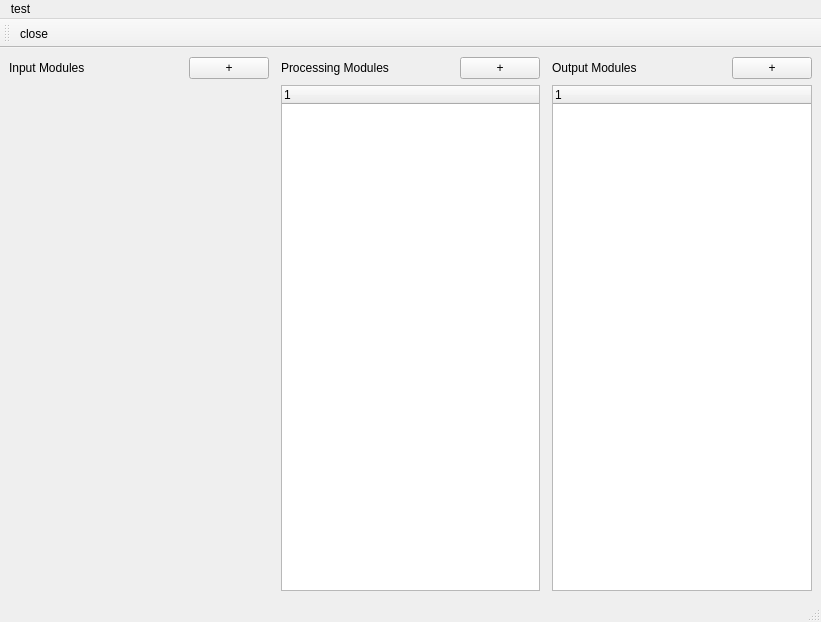
The window that gui/dropgui.ui (RafiKueng/dropContactAngleMeasurement) describes before a commit, drawn with Qt 5.
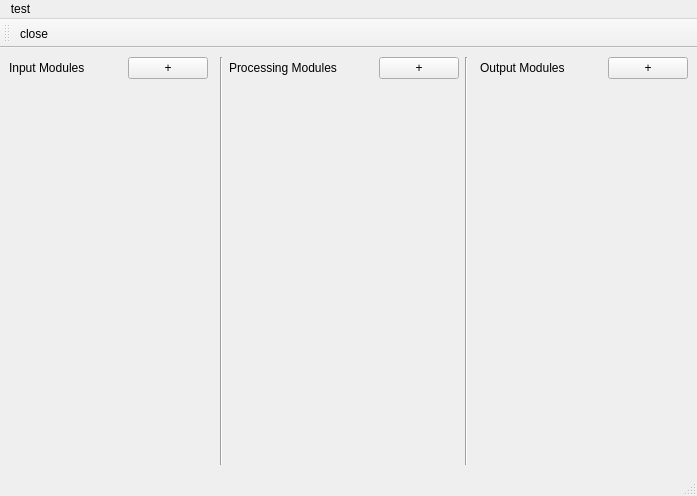
The same window after the commit.

```diff
--- a/gui/dropgui.ui
+++ b/gui/dropgui.ui
@@ -6,8 +6,8 @@
    <rect>
     <x>0</x>
     <y>0</y>
-    <width>821</width>
-    <height>622</height>
+    <width>697</width>
+    <height>496</height>
    </rect>
   </property>
   <property name="windowTitle">
@@ -80,17 +80,15 @@
           </property>
          </widget>
         </item>
+        <item>
+         <widget class="Line" name="line">
+          <property name="orientation">
+           <enum>Qt::Vertical</enum>
+          </property>
+         </widget>
+        </item>
         <item>
          <layout class="QGridLayout" name="gridLayout_3">
-          <item row="2" column="0" colspan="3">
-           <widget class="QTreeWidget" name="treeWidget">
-            <column>
-             <property name="text">
-              <string notr="true">1</string>
-             </property>
-            </column>
-           </widget>
-          </item>
           <item row="0" column="2">
            <widget class="QPushButton" name="pushButton_9">
             <property name="text">
@@ -118,8 +116,32 @@
             </property>
            </spacer>
           </item>
+          <item row="1" column="0" colspan="3">
+           <layout class="QVBoxLayout" name="vlayoutProc">
+            <item>
+             <spacer name="verticalSpacer_2">
+              <property name="orientation">
+               <enum>Qt::Vertical</enum>
+              </property>
+              <property name="sizeHint" stdset="0">
+               <size>
+                <width>20</width>
+                <height>40</height>
+               </size>
+              </property>
+             </spacer>
+            </item>
+           </layout>
+          </item>
          </layout>
         </item>
+        <item>
+         <widget class="Line" name="line_4">
+          <property name="orientation">
+           <enum>Qt::Vertical</enum>
+          </property>
+         </widget>
+        </item>
         <item>
          <widget class="Line" name="line_3">
           <property name="orientation">
@@ -157,13 +179,21 @@
            </widget>
           </item>
           <item row="1" column="0" colspan="3">
-           <widget class="QTreeWidget" name="treeWidget_2">
-            <column>
-             <property name="text">
-              <string notr="true">1</string>
-             </property>
-            </column>
-           </widget>
+           <layout class="QVBoxLayout" name="vlayoutOutp">
+            <item>
+             <spacer name="verticalSpacer_3">
+              <property name="orientation">
+               <enum>Qt::Vertical</enum>
+              </property>
+              <property name="sizeHint" stdset="0">
+               <size>
+                <width>20</width>
+                <height>40</height>
+               </size>
+              </property>
+             </spacer>
+            </item>
+           </layout>
           </item>
          </layout>
         </item>
@@ -178,7 +208,7 @@
     <rect>
      <x>0</x>
      <y>0</y>
-     <width>821</width>
+     <width>697</width>
      <height>21</height>
     </rect>
    </property>
```
Left out of the diff: 4 changed lines with no effect on the pictures.
